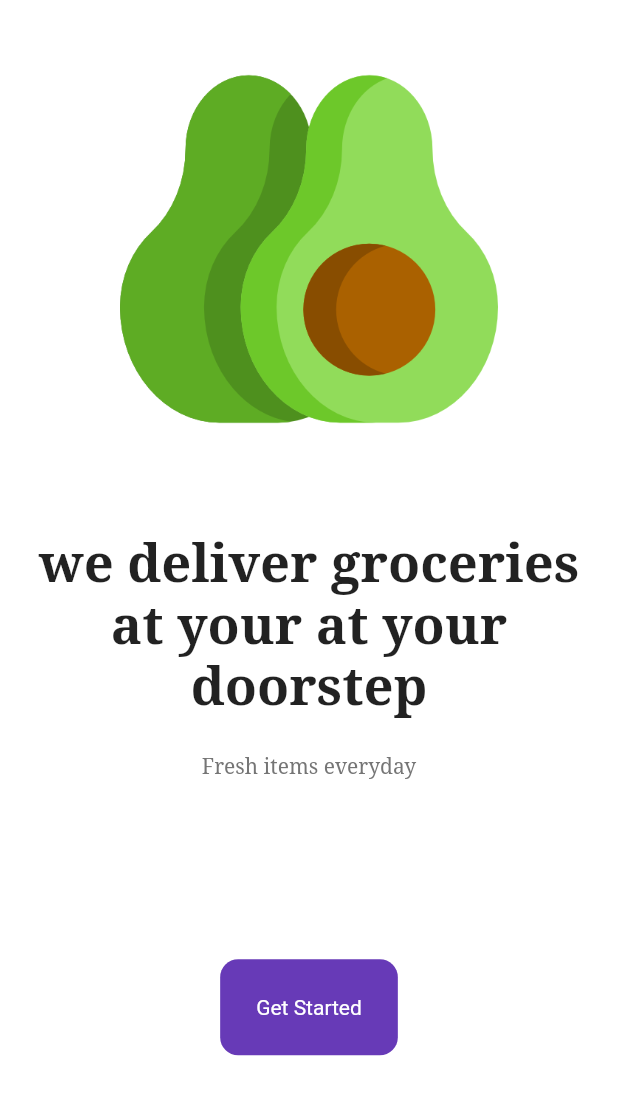
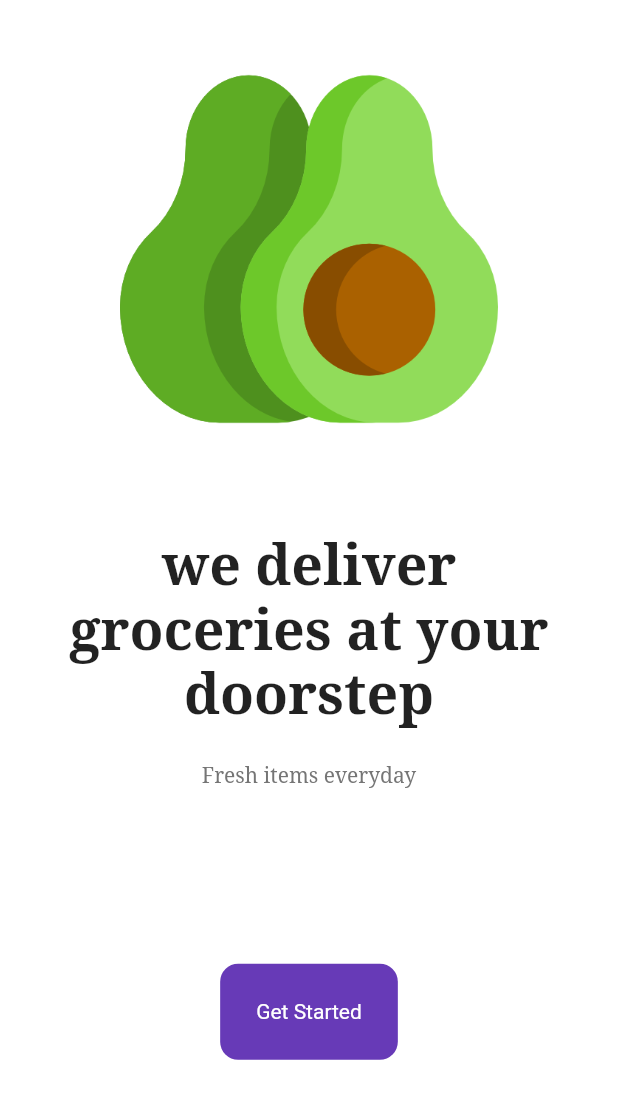
Before and after one commit to Artorias0612/grocery_shopping, a Flutter app: the screen it shows after launch, on a phone screen of 412 x 824 dp. Shown: the top 1099 px of the screen. Run offline on Flutter 3.47's test engine with Material 2 defaults, Android fonts, the phone set to English and light mode, and no system bars; our stand-ins replace google_fonts.

Commit message:
fixed some text spelling errors & changed fontSized for we delieverd text

```diff
--- a/lib/screens/intro_screen.dart
+++ b/lib/screens/intro_screen.dart
@@ -23,10 +23,10 @@ class IntroScreen extends StatelessWidget {
 
           Padding(
             padding: const EdgeInsets.all(24.0),
-            child: Text("we deliver groceries at your at your doorstep",
+            child: Text("we deliver groceries at your doorstep",
                 textAlign: TextAlign.center,
                 style: GoogleFonts.notoSerif(
-                    fontSize: 35.0, fontWeight: FontWeight.bold)),
+                    fontSize: 37.0, fontWeight: FontWeight.bold)),
           ),
 
           // Fresh items every day
```
